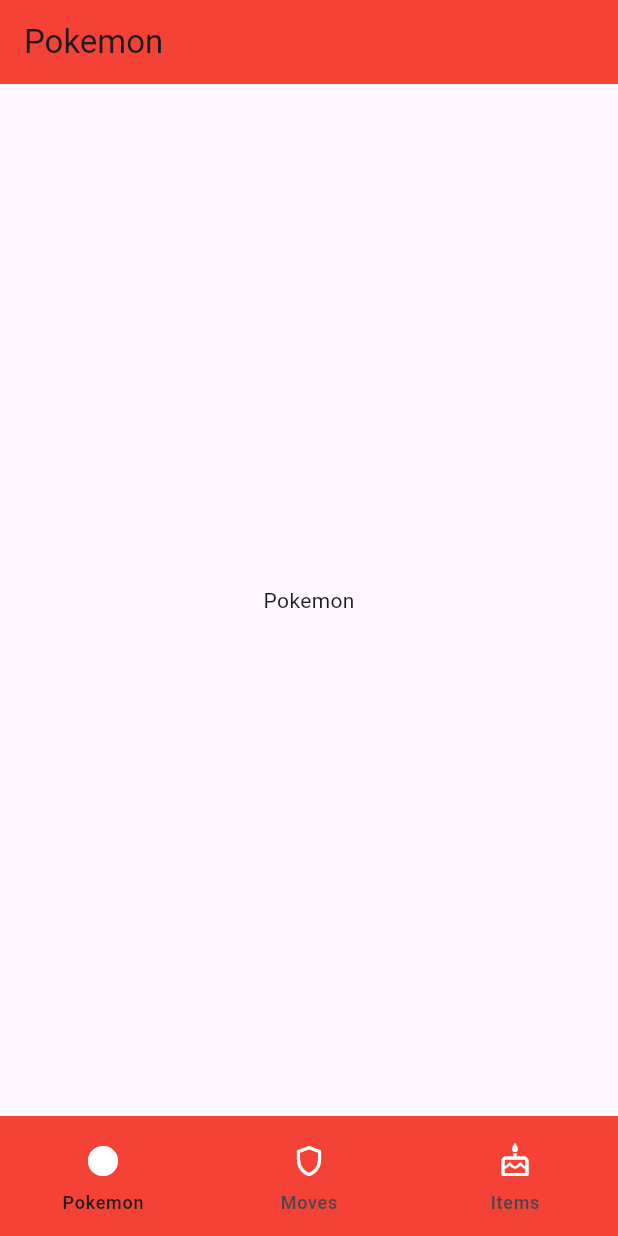
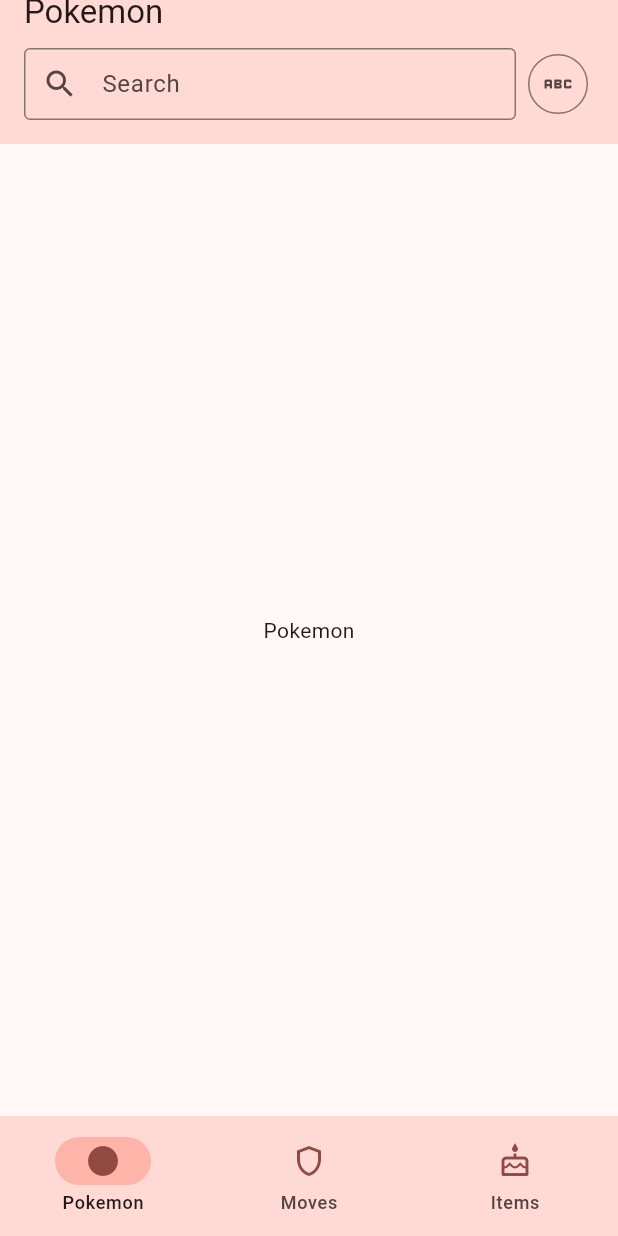
Before and after one commit to pedroaal/pokedex, a Flutter app: the screen it shows after launch, on a phone screen of 412 x 824 dp. Run offline on Flutter 3.47's test engine with Material 2 defaults, Android fonts, the phone set to English and light mode, and no system bars.

Commit message:
added type button

```diff
--- a/lib/app.dart
+++ b/lib/app.dart
@@ -10,7 +10,14 @@ class App extends StatelessWidget {
     return MaterialApp(
       title: 'Pokedex',
       theme: ThemeData(
-        colorScheme: ColorScheme.fromSeed(seedColor: Colors.deepPurple),
+        colorScheme: ColorScheme.fromSeed(
+            seedColor: const Color.fromRGBO(204, 50, 42, 1)),
+        useMaterial3: true,
+      ),
+      darkTheme: ThemeData(
+        colorScheme: ColorScheme.fromSeed(
+            seedColor: const Color.fromRGBO(204, 50, 42, 1),
+            brightness: Brightness.dark),
         useMaterial3: true,
       ),
       home: const MainPage(),
--- /dev/null
+++ b/lib/presentation/_searchSelector.dart
@@ -0,0 +1,35 @@
+import 'package:flutter/material.dart';
+
+class SearchSelector extends StatefulWidget {
+  const SearchSelector({super.key});
+
+  @override
+  State<SearchSelector> createState() => _SearchSelectorState();
+}
+
+class _SearchSelectorState extends State<SearchSelector> {
+  int _index = 0;
+
+  final List<Icon> _types = <Icon>[
+    const Icon(Icons.abc),
+    const Icon(Icons.onetwothree),
+  ];
+
+  @override
+  Widget build(BuildContext context) {
+    return IconButton.outlined(
+      icon: _types.elementAt(_index),
+      tooltip: 'Select search type',
+      style: ButtonStyle(
+        backgroundColor: MaterialStateProperty.all<Color>(
+          Theme.of(context).colorScheme.primaryContainer,
+        ),
+      ),
+      onPressed: () {
+        setState(() {
+          _index = (_index + 1) % _types.length;
+        });
+      },
+    );
+  }
+}
--- a/lib/presentation/items.dart
+++ b/lib/presentation/items.dart
@@ -1,5 +1,4 @@
 import 'package:flutter/material.dart';
-
 
 class ItemsPage extends StatefulWidget {
   const ItemsPage({super.key});
--- a/lib/presentation/main.dart
+++ b/lib/presentation/main.dart
@@ -3,6 +3,8 @@ import 'package:flutter/material.dart';
 import 'package:pokedex/presentation/items.dart';
 import 'package:pokedex/presentation/moves.dart';
 import 'package:pokedex/presentation/pokemon.dart';
+
+import 'package:pokedex/presentation/_searchSelector.dart';
 
 class MainPage extends StatefulWidget {
   const MainPage({super.key});
@@ -24,28 +26,57 @@ class _MainPageState extends State<MainPage> {
   Widget build(BuildContext context) {
     return Scaffold(
       appBar: AppBar(
-        backgroundColor: Colors.red,
+        backgroundColor: Theme.of(context).colorScheme.primaryContainer,
         title: const Text('Pokemon'),
+        bottom: PreferredSize(
+          preferredSize: const Size.fromHeight(40),
+          child: Container(
+            padding: const EdgeInsets.all(16),
+            child: const Row(
+              children: <Widget>[
+                Expanded(
+                  child: TextField(
+                    style: TextStyle(fontSize: 14),
+                    decoration: InputDecoration(
+                      labelText: 'Search',
+                      border: OutlineInputBorder(),
+                      prefixIcon: Icon(Icons.search),
+                      contentPadding: EdgeInsets.all(0),
+                    ),
+                  ),
+                ),
+                SizedBox(width: 4),
+                SearchSelector(),
+              ],
+            ),
+          ),
+        ),
       ),
       body: _widgetOptions.elementAt(_currentIndex),
       bottomNavigationBar: NavigationBar(
-        indicatorColor: Colors.transparent,
+        indicatorColor: Theme.of(context).colorScheme.inversePrimary,
         selectedIndex: _currentIndex,
-        backgroundColor: Colors.red,
-        destinations: const <Widget>[
+        backgroundColor: Theme.of(context).colorScheme.primaryContainer,
+        destinations: <Widget>[
           NavigationDestination(
-            selectedIcon: Icon(Icons.circle, color: Colors.white),
-            icon: Icon(Icons.circle_outlined, color: Colors.white),
+            selectedIcon: Icon(Icons.circle,
+                color: Theme.of(context).colorScheme.primary),
+            icon: Icon(Icons.circle_outlined,
+                color: Theme.of(context).colorScheme.primary),
             label: 'Pokemon',
           ),
           NavigationDestination(
-            selectedIcon: Icon(Icons.shield, color: Colors.white),
-            icon: Icon(Icons.shield_outlined, color: Colors.white),
+            selectedIcon: Icon(Icons.shield,
+                color: Theme.of(context).colorScheme.primary),
+            icon: Icon(Icons.shield_outlined,
+                color: Theme.of(context).colorScheme.primary),
             label: 'Moves',
           ),
           NavigationDestination(
-            selectedIcon: Icon(Icons.cake, color: Colors.white),
-            icon: Icon(Icons.cake_outlined, color: Colors.white),
+            selectedIcon:
+                Icon(Icons.cake, color: Theme.of(context).colorScheme.primary),
+            icon: Icon(Icons.cake_outlined,
+                color: Theme.of(context).colorScheme.primary),
             label: 'Items',
           ),
         ],
--- a/lib/presentation/moves.dart
+++ b/lib/presentation/moves.dart
@@ -1,5 +1,4 @@
 import 'package:flutter/material.dart';
-
 
 class MovesPage extends StatefulWidget {
   const MovesPage({super.key});
--- a/lib/presentation/pokemon.dart
+++ b/lib/presentation/pokemon.dart
@@ -1,5 +1,4 @@
 import 'package:flutter/material.dart';
-
 
 class PokemonPage extends StatefulWidget {
   const PokemonPage({super.key});
```
